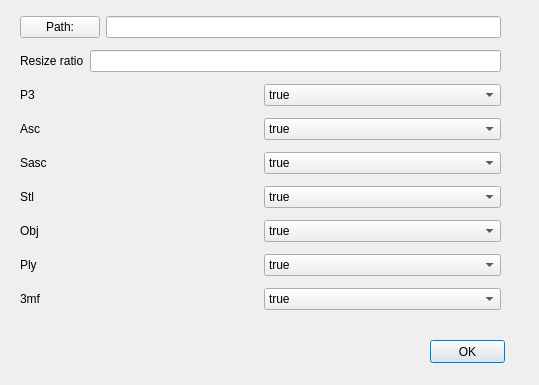
Qt form FixScan/save.ui (Shining3D/sdk-demo-cpp-fix) before a commit.
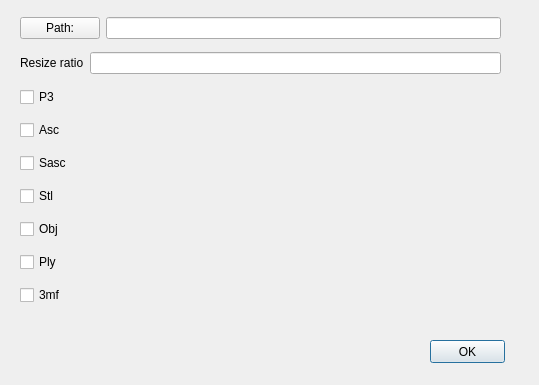
The same form after that commit.

Patch:
```diff
--- a/FixScan/save.ui
+++ b/FixScan/save.ui
@@ -67,176 +67,78 @@
     <item>
      <layout class="QHBoxLayout" name="horizontalLayout_7">
       <item>
-       <widget class="QLabel" name="label_7">
+       <widget class="QCheckBox" name="checkBox_p3">
         <property name="text">
          <string>P3</string>
         </property>
        </widget>
       </item>
-      <item>
-       <widget class="QComboBox" name="comboBox_p3">
-        <item>
-         <property name="text">
-          <string>true</string>
-         </property>
-        </item>
-        <item>
-         <property name="text">
-          <string>fasle</string>
-         </property>
-        </item>
-       </widget>
-      </item>
      </layout>
     </item>
     <item>
      <layout class="QHBoxLayout" name="horizontalLayout">
       <item>
-       <widget class="QLabel" name="label">
+       <widget class="QCheckBox" name="checkBox__Asc">
         <property name="text">
          <string>Asc</string>
         </property>
        </widget>
       </item>
-      <item>
-       <widget class="QComboBox" name="comboBox_asc">
-        <item>
-         <property name="text">
-          <string>true</string>
-         </property>
-        </item>
-        <item>
-         <property name="text">
-          <string>fasle</string>
-         </property>
-        </item>
-       </widget>
-      </item>
      </layout>
     </item>
     <item>
      <layout class="QHBoxLayout" name="horizontalLayout_6">
       <item>
-       <widget class="QLabel" name="label_6">
+       <widget class="QCheckBox" name="checkBox_Sasc">
         <property name="text">
          <string>Sasc</string>
         </property>
        </widget>
       </item>
-      <item>
-       <widget class="QComboBox" name="comboBox_sasc">
-        <item>
-         <property name="text">
-          <string>true</string>
-         </property>
-        </item>
-        <item>
-         <property name="text">
-          <string>fasle</string>
-         </property>
-        </item>
-       </widget>
-      </item>
      </layout>
     </item>
     <item>
      <layout class="QHBoxLayout" name="horizontalLayout_2">
       <item>
-       <widget class="QLabel" name="label_2">
+       <widget class="QCheckBox" name="checkBox_Stl">
         <property name="text">
          <string>Stl</string>
         </property>
        </widget>
       </item>
-      <item>
-       <widget class="QComboBox" name="comboBox_stl">
-        <item>
-         <property name="text">
-          <string>true</string>
-         </property>
-        </item>
-        <item>
-         <property name="text">
-          <string>fasle</string>
-         </property>
-        </item>
-       </widget>
-      </item>
      </layout>
     </item>
     <item>
      <layout class="QHBoxLayout" name="horizontalLayout_3">
       <item>
-       <widget class="QLabel" name="label_3">
+       <widget class="QCheckBox" name="checkBox_Obj">
         <property name="text">
          <string>Obj</string>
         </property>
        </widget>
       </item>
-      <item>
-       <widget class="QComboBox" name="comboBox_obj">
-        <item>
-         <property name="text">
-          <string>true</string>
-         </property>
-        </item>
-        <item>
-         <property name="text">
-          <string>false</string>
-         </property>
-        </item>
-       </widget>
-      </item>
      </layout>
     </item>
     <item>
      <layout class="QHBoxLayout" name="horizontalLayout_4">
       <item>
-       <widget class="QLabel" name="label_4">
+       <widget class="QCheckBox" name="checkBox_Ply">
         <property name="text">
          <string>Ply</string>
         </property>
        </widget>
       </item>
-      <item>
-       <widget class="QComboBox" name="comboBox_ply">
-        <item>
-         <property name="text">
-          <string>true</string>
-         </property>
-        </item>
-        <item>
-         <property name="text">
-          <string>fasle</string>
-         </property>
-        </item>
-       </widget>
-      </item>
      </layout>
     </item>
     <item>
      <layout class="QHBoxLayout" name="horizontalLayout_5">
       <item>
-       <widget class="QLabel" name="label_5">
+       <widget class="QCheckBox" name="checkBox__3mf">
         <property name="text">
          <string>3mf</string>
         </property>
        </widget>
       </item>
-      <item>
-       <widget class="QComboBox" name="comboBox_5">
-        <item>
-         <property name="text">
-          <string>true</string>
-         </property>
-        </item>
-        <item>
-         <property name="text">
-          <string>fasle</string>
-         </property>
-        </item>
-       </widget>
-      </item>
      </layout>
     </item>
    </layout>
```
